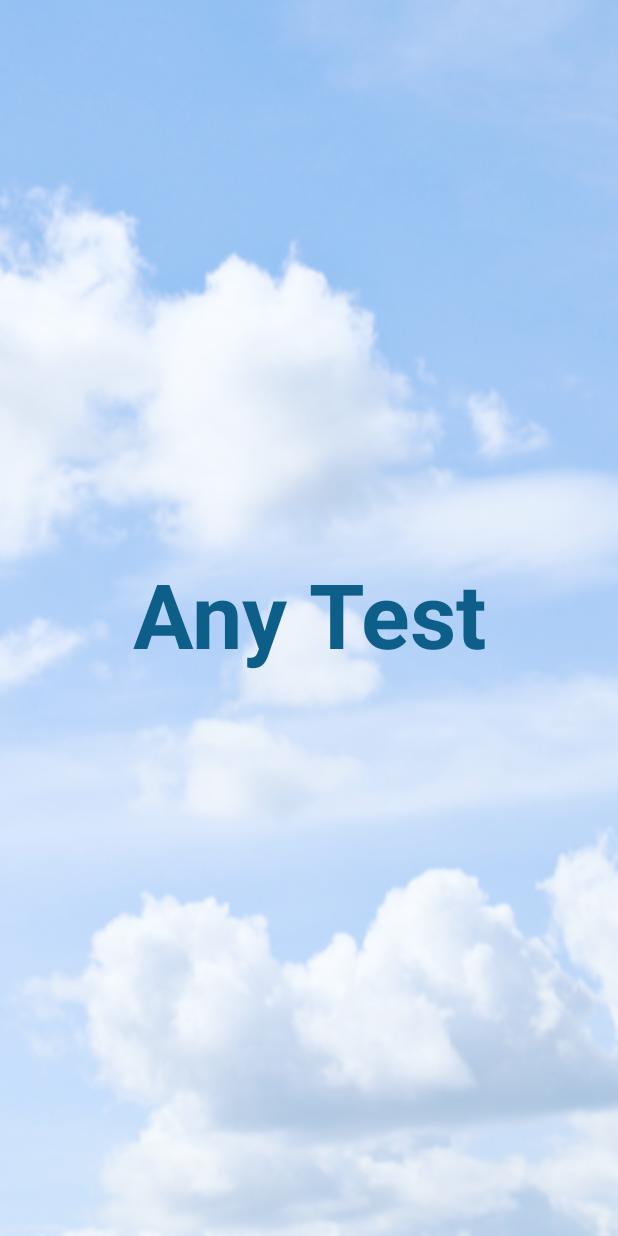
After one commit to DmitrySergienko/WeatherFirst, an Android app built with Jetpack Compose: the UV_screen screen opened through its navigation route, on a phone screen of 412 x 824 dp. The commit adds this screen. Run offline under Robolectric (Android 15) with nearby library versions, the phone set to English and light mode, and no system bars; our stand-ins replace accompanist.

Commit message:
32. UV screen attached (via NavGraph)

```diff
--- a/app/build.gradle
+++ b/app/build.gradle
@@ -50,6 +50,12 @@ android {
 }
 
 dependencies {
+
+    //compose navigation
+    def nav_version = "2.5.1"
+    implementation("androidx.navigation:navigation-compose:$nav_version")
+    implementation "androidx.hilt:hilt-navigation-compose:1.0.0"
+
     //Splash Screen
     implementation 'androidx.core:core-splashscreen:1.0.0-rc01'
 
--- a/app/src/main/java/ru/ds/weatherfirst/RequestMultiplePermissions.kt
+++ b/app/src/main/java/ru/ds/weatherfirst/RequestMultiplePermissions.kt
@@ -13,7 +13,6 @@ import androidx.compose.ui.text.font.FontWeight
 import androidx.compose.ui.text.style.TextAlign
 import androidx.compose.ui.unit.dp
 import com.google.accompanist.permissions.*
-import ru.ds.weatherfirst.ui.theme.MyProject
 
 
 @ExperimentalPermissionsApi
@@ -61,7 +60,7 @@ private fun HandleRequests(
     }
     if (result) {
         //Если permission предоставленны запускаем проект
-        MyProject()
+        //MyProject()
     } else {
         deniedContent(shouldShowRationale)
     }
--- a/app/src/main/java/ru/ds/weatherfirst/ui/MyProject.kt
+++ b/app/src/main/java/ru/ds/weatherfirst/ui/MyProject.kt
@@ -8,12 +8,15 @@ import androidx.compose.ui.draw.alpha
 import androidx.compose.ui.layout.ContentScale
 import androidx.compose.ui.res.painterResource
 import androidx.compose.ui.unit.dp
+import androidx.navigation.NavController
 import ru.ds.weatherfirst.R
 import ru.ds.weatherfirst.ui.screens.TabLayout
 import ru.ds.weatherfirst.ui.screens.main.MainScreenHoist
 
 @Composable
-fun MyProject() {
+fun MyProject(
+    navController: NavController
+) {
     WeatherFirstTheme {
         Image(
             painter = painterResource(id = R.drawable.ic_back_new),
@@ -29,7 +32,7 @@ fun MyProject() {
                 .padding(top = 4.dp, start = 4.dp, end = 4.dp)
         ) {
 
-            MainScreenHoist()
+            MainScreenHoist(navController)
             Spacer(modifier = Modifier.height(1.dp))
             TabLayout()
 
--- /dev/null
+++ b/app/src/main/java/ru/ds/weatherfirst/ui/screens/navigation/Screen.kt
@@ -0,0 +1,6 @@
+package ru.ds.weatherfirst.ui.screens.navigation
+
+sealed class Screen(val route:String){
+    object Home: Screen(route = "home_screen")
+    object UVscreen: Screen(route = "UV_screen")
+}
--- /dev/null
+++ b/app/src/main/java/ru/ds/weatherfirst/ui/screens/uv_screen/UV_screen.kt
@@ -0,0 +1,68 @@
+package ru.ds.weatherfirst.ui.screens.uv_screen
+
+import androidx.compose.foundation.Image
+import androidx.compose.foundation.clickable
+import androidx.compose.foundation.layout.Arrangement
+import androidx.compose.foundation.layout.Column
+import androidx.compose.foundation.layout.fillMaxSize
+import androidx.compose.material.MaterialTheme
+import androidx.compose.material.Text
+import androidx.compose.runtime.Composable
+import androidx.compose.ui.Alignment
+import androidx.compose.ui.Modifier
+import androidx.compose.ui.draw.alpha
+import androidx.compose.ui.layout.ContentScale
+import androidx.compose.ui.res.painterResource
+import androidx.compose.ui.text.font.FontWeight
+import androidx.compose.ui.tooling.preview.Preview
+import androidx.navigation.NavController
+import androidx.navigation.compose.rememberNavController
+import ru.ds.weatherfirst.R
+import ru.ds.weatherfirst.ui.screens.navigation.Screen
+import ru.ds.weatherfirst.ui.theme.WeatherFirstTheme
+
+@Composable
+fun UV_screen(
+    navController: NavController
+) {
+    WeatherFirstTheme {
+        Image(
+            painter = painterResource(id = R.drawable.ic_back_new),
+            contentDescription = "imageBack",
+            modifier = Modifier
+                .fillMaxSize()
+                .alpha(0.5f),
+            contentScale = ContentScale.FillBounds
+        )
+        Column(
+            modifier = Modifier
+                .fillMaxSize(),
+            horizontalAlignment = Alignment.CenterHorizontally,
+            verticalArrangement = Arrangement.Center
+        ) {
+            Text(
+                modifier = Modifier
+                    .clickable {
+                        navController.navigate(Screen.UVscreen.route){
+                            popUpTo(Screen.UVscreen.route){
+                                inclusive = true
+                            }
+                        }
+                    },
+                text = "Any Test",
+                color = MaterialTheme.colors.primary,
+                fontSize = MaterialTheme.typography.h2.fontSize,
+                fontWeight = FontWeight.Bold,
+
+                )
+        }
+
+
+    }
+}
+
+@Preview(showBackground = true)
+@Composable
+fun UV_screen_preview() {
+    UV_screen(navController = rememberNavController())
+}
```
Also changed, not shown: app/src/main/java/ru/ds/weatherfirst/MainActivity.kt (+17 -7 lines), app/src/main/java/ru/ds/weatherfirst/ui/screens/hours/RecyclerItemScreen.kt (+11 -10 lines), app/src/main/java/ru/ds/weatherfirst/ui/screens/main/MainScreen.kt (+14 -5 lines), app/src/main/java/ru/ds/weatherfirst/ui/screens/navigation/SetupNavGraph.kt (added, +35 -0 lines).
